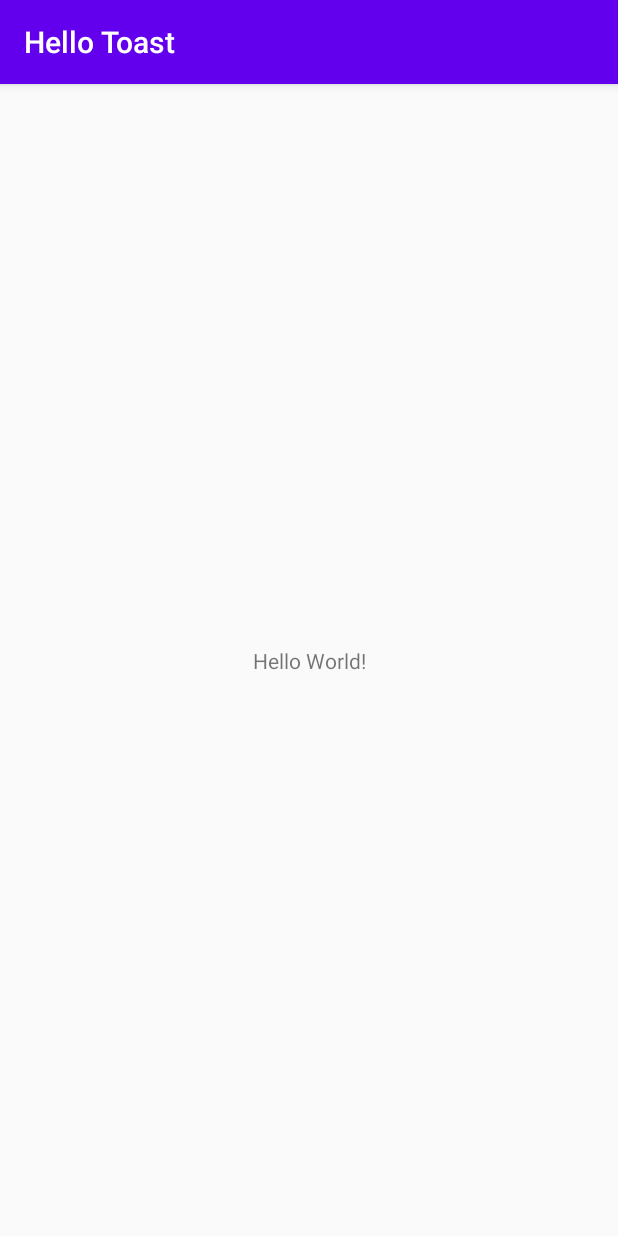
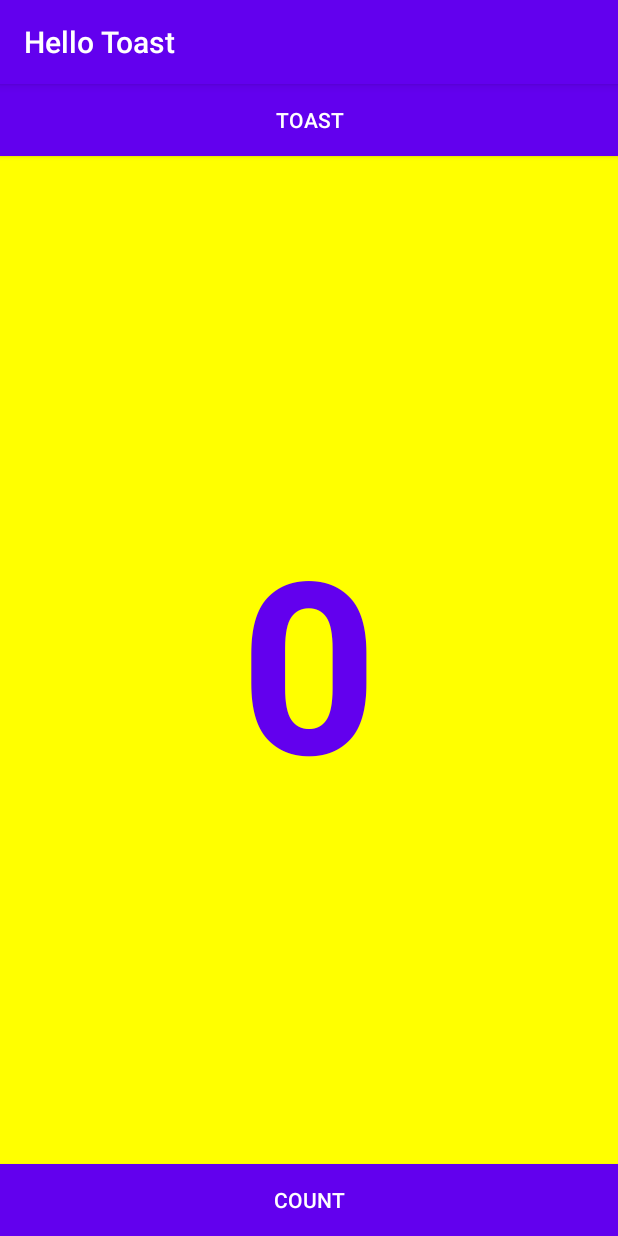
Before and after one commit to PaulC61/codelab1_2, an Android app: the screen it shows after launch (MainActivity), on a phone screen of 412 x 824 dp. Run offline under Robolectric (Android 15) with nearby library versions, the phone set to English and light mode, and no system bars.

Commit message:
Toast set-up. Toast message now appears when toast button is clicked

```diff
--- a/HelloToast/app/src/main/java/com/example/hellotoast/MainActivity.java
+++ b/HelloToast/app/src/main/java/com/example/hellotoast/MainActivity.java
@@ -3,6 +3,8 @@ package com.example.hellotoast;
 import androidx.appcompat.app.AppCompatActivity;
 
 import android.os.Bundle;
+import android.view.View;
+import android.widget.Toast;
 
 public class MainActivity extends AppCompatActivity {
 
@@ -11,4 +13,12 @@ public class MainActivity extends AppCompatActivity {
         super.onCreate(savedInstanceState);
         setContentView(R.layout.activity_main);
     }
+
+    public void showToast(View view) {
+        Toast toast = Toast.makeText(this,R.string.toast_message, Toast.LENGTH_SHORT);
+        toast.show();
+    }
+
+    public void countUp(View view) {
+    }
 }
--- a/HelloToast/app/src/main/res/layout/activity_main.xml
+++ b/HelloToast/app/src/main/res/layout/activity_main.xml
@@ -6,13 +6,43 @@
     android:layout_height="match_parent"
     tools:context=".MainActivity">
 
+    <Button
+        android:id="@+id/button_toast"
+        android:layout_width="0dp"
+        android:layout_height="wrap_content"
+        android:background="@color/colorPrimary"
+        android:text="@string/button_label_toast"
+        android:textColor="@android:color/white"
+        app:layout_constraintEnd_toEndOf="parent"
+        app:layout_constraintStart_toStartOf="parent"
+        app:layout_constraintTop_toTopOf="parent"
+        android:onClick="showToast"/>
+
+    <Button
+        android:id="@+id/button_count"
+        android:layout_width="0dp"
+        android:layout_height="wrap_content"
+        android:background="@color/colorPrimary"
+        android:text="@string/button_label_count"
+        android:textColor="@android:color/white"
+        app:layout_constraintBottom_toBottomOf="parent"
+        app:layout_constraintEnd_toEndOf="parent"
+        app:layout_constraintStart_toStartOf="parent"
+        android:onClick="countUp"/>
+
     <TextView
-        android:layout_width="wrap_content"
-        android:layout_height="wrap_content"
-        android:text="Hello World!"
-        app:layout_constraintBottom_toBottomOf="parent"
-        app:layout_constraintLeft_toLeftOf="parent"
-        app:layout_constraintRight_toRightOf="parent"
-        app:layout_constraintTop_toTopOf="parent" />
-
+        android:id="@+id/show_count"
+        android:layout_width="match_parent"
+        android:layout_height="match_parent"
+        android:background="#FFFF00"
+        android:gravity="center_horizontal|center_vertical"
+        android:text="@string/count_initial_value"
+        android:textColor="@color/colorPrimary"
+        android:textSize="160sp"
+        android:textStyle="bold"
+        app:layout_constraintBottom_toTopOf="@+id/button_count"
+        app:layout_constraintEnd_toEndOf="parent"
+        app:layout_constraintHorizontal_bias="0.0"
+        app:layout_constraintStart_toStartOf="parent"
+        app:layout_constraintTop_toBottomOf="@+id/button_toast" />
 </androidx.constraintlayout.widget.ConstraintLayout>
--- a/HelloToast/app/src/main/res/values/strings.xml
+++ b/HelloToast/app/src/main/res/values/strings.xml
@@ -1,3 +1,7 @@
 <resources>
     <string name="app_name">Hello Toast</string>
+    <string name="button_label_toast">Toast</string>
+    <string name="button_label_count">Count</string>
+    <string name="count_initial_value">0</string>
+    <string name="toast_message">Hello Toast!</string>>
 </resources>
```
